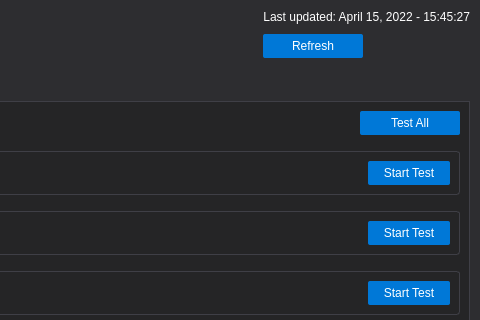
Qt form gui/ui/main_window.ui (MingYuan-Chen/orion_v2) before a commit; both pictures show x 420 to 900 and y 0 to 320 of the 900 by 735 pixel window.
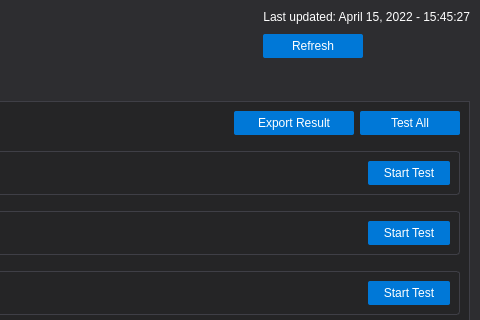
The same form after that commit. The open tabs and pages were chosen to show the change.

Commit message: add export result

The edit to the form file:
```diff
--- a/gui/ui/main_window.ui
+++ b/gui/ui/main_window.ui
@@ -605,6 +605,19 @@
             </property>
            </spacer>
           </item>
+          <item>
+           <widget class="QPushButton" name="button_export_result">
+            <property name="minimumSize">
+             <size>
+              <width>120</width>
+              <height>0</height>
+             </size>
+            </property>
+            <property name="text">
+             <string>Export Result</string>
+            </property>
+           </widget>
+          </item>
           <item>
            <widget class="QPushButton" name="button_test_all">
             <property name="minimumSize">
```
The commit also changes 2 other files.
